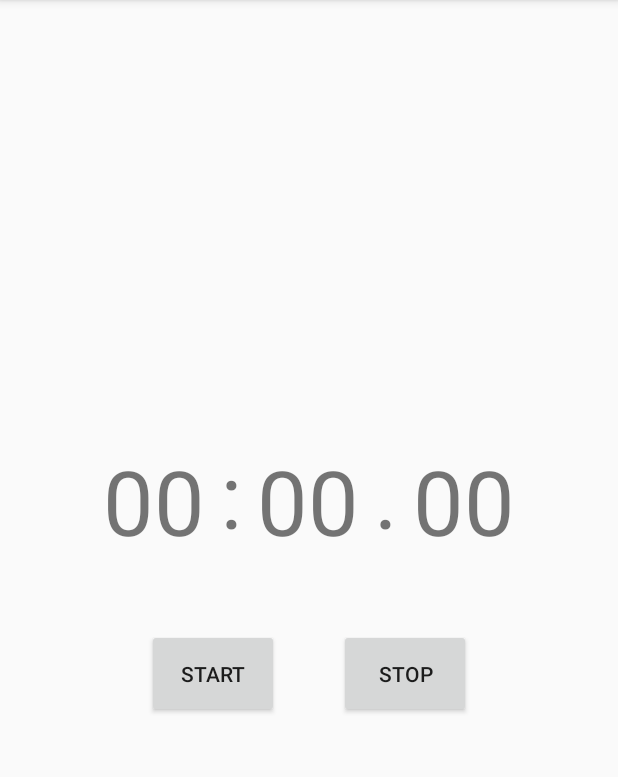
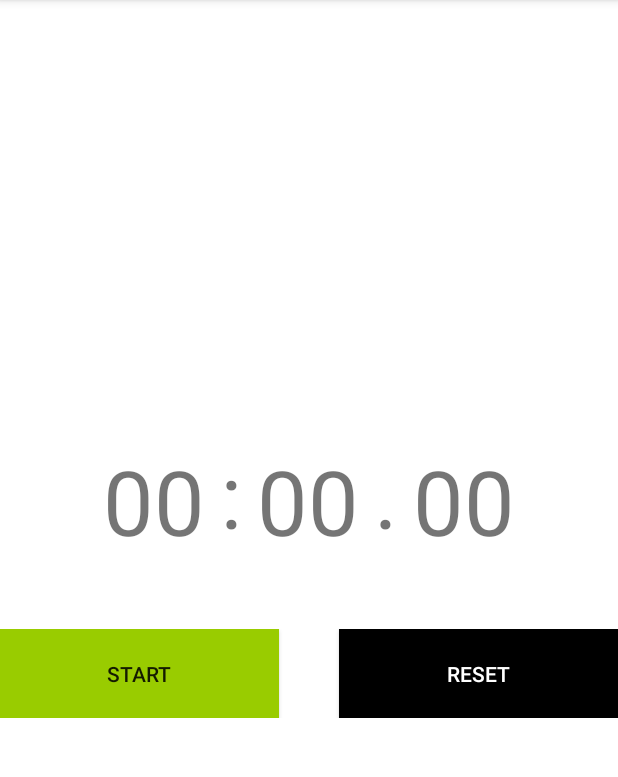
Before and after one commit to nevaan9/CS450Fall18HW1, an Android app: the screen it shows after launch (MainActivity), on a phone screen of 412 x 824 dp, the part 84-861 px from its top. Run offline under Robolectric (Android 15) with nearby library versions, the phone set to English and light mode, and no system bars.

Commit message:
Made font/button changes

```diff
--- a/app/src/main/res/layout/activity_main.xml
+++ b/app/src/main/res/layout/activity_main.xml
@@ -9,21 +9,21 @@
     <LinearLayout
         android:layout_width="match_parent"
         android:layout_height="match_parent"
+        android:background="@android:color/background_light"
         android:gravity="center"
         android:orientation="vertical">
 
         <LinearLayout
             android:layout_width="wrap_content"
             android:layout_height="wrap_content"
-            android:gravity="center"
-            android:orientation="horizontal">
+            android:gravity="center">
 
             <TextView
                 android:id="@+id/tv_minutes"
                 android:layout_width="wrap_content"
                 android:layout_height="wrap_content"
                 android:text="00"
-                android:textSize="60dp" />
+                android:textSize="60sp" />
 
             <TextView
                 android:layout_width="wrap_content"
@@ -32,14 +32,14 @@
                 android:layout_marginRight="10dp"
                 android:paddingBottom="10dp"
                 android:text=":"
-                android:textSize="60dp" />
+                android:textSize="60sp" />
 
             <TextView
+                android:id="@+id/tv_seconds"
                 android:layout_width="wrap_content"
                 android:layout_height="wrap_content"
                 android:text="00"
-                android:textSize="60dp"
-                android:id="@+id/tv_seconds"/>
+                android:textSize="60sp" />
 
             <TextView
                 android:layout_width="wrap_content"
@@ -48,42 +48,45 @@
                 android:layout_marginRight="10dp"
                 android:paddingBottom="10dp"
                 android:text="."
-                android:textSize="60dp" />
+                android:textSize="60sp" />
 
             <TextView
+                android:id="@+id/tv_milliseconds"
                 android:layout_width="wrap_content"
                 android:layout_height="wrap_content"
                 android:text="00"
-                android:textSize="60dp"
-                android:id="@+id/tv_milliseconds"/>
+                android:textSize="60sp" />
 
         </LinearLayout>
 
         <LinearLayout
-            android:layout_width="wrap_content"
+            android:layout_width="match_parent"
             android:layout_height="wrap_content"
-            android:orientation="horizontal"
-            android:layout_marginTop="40dp">
+            android:layout_marginTop="40dp"
+            android:orientation="horizontal">
 
             <Button
+                android:id="@+id/btn_main"
                 android:layout_width="0dp"
                 android:layout_height="wrap_content"
+                android:layout_marginEnd="20dp"
+                android:layout_marginRight="20dp"
                 android:layout_weight="1"
-                android:text="@string/start"
-                android:id="@+id/btn_start"
+                android:background="@android:color/holo_green_light"
                 android:padding="20dp"
-                android:layout_marginRight="20dp">
-            </Button>
+                android:text="@string/main" />
 
             <Button
+                android:id="@+id/btn_reset"
                 android:layout_width="0dp"
                 android:layout_height="wrap_content"
+                android:layout_marginLeft="20dp"
+                android:layout_marginStart="20dp"
                 android:layout_weight="1"
-                android:text="@string/stop"
-                android:id="@+id/btn_stop"
+                android:background="#000000"
                 android:padding="20dp"
-                android:layout_marginLeft="20dp">
-            </Button>
+                android:text="@string/reset"
+                android:textColor="?attr/colorBackgroundFloating" />
         </LinearLayout>
 
     </LinearLayout>
--- a/app/src/main/res/values/strings.xml
+++ b/app/src/main/res/values/strings.xml
@@ -1,5 +1,5 @@
 <resources>
     <string name="app_name">stopwatch</string>
-    <string name="stop">Stop</string>
-    <string name="start">Start</string>
+    <string name="reset">Reset</string>
+    <string name="main">Start</string>
 </resources>
```
